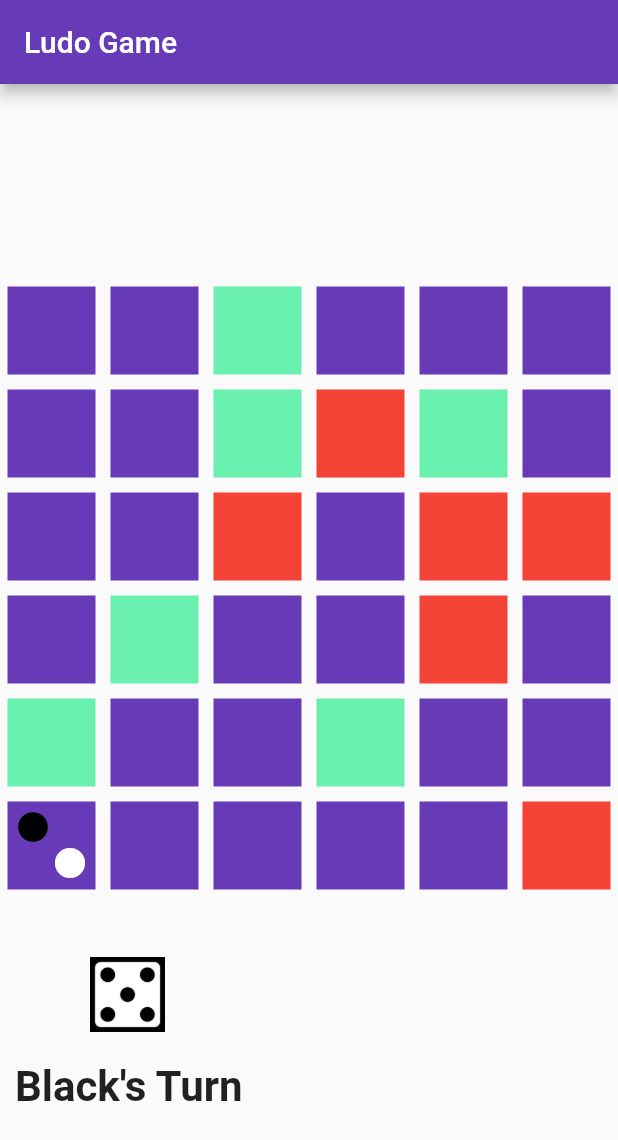
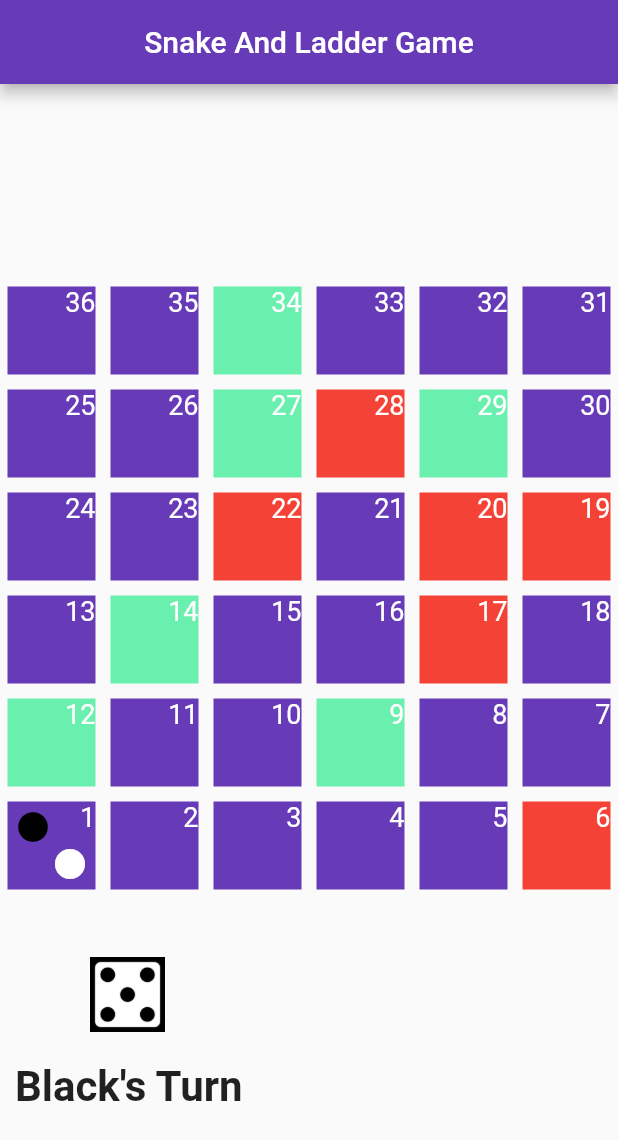
Before and after one commit to mohit-singh18/SnakeAndLadders, a Flutter app: the screen it shows after launch, on a phone screen of 412 x 824 dp. Shown: the top 1140 px of the screen. Run offline on Flutter 3.47's test engine with Material 2 defaults, Android fonts, the phone set to English and light mode, and no system bars.

Commit message:
Near to finishing

```diff
--- a/lib/Game.dart
+++ b/lib/Game.dart
@@ -4,6 +4,7 @@ import 'board.dart';
 import 'cell.dart';
 import 'dice.dart';
 import 'pieces.dart';
+import 'path.dart';
 
 class Gameboard extends StatefulWidget {
   const Gameboard({super.key});
@@ -19,6 +20,7 @@ class _GameboardState extends State<Gameboard> {
   late Piece piece1 = Piece(Player.player1, 30);
   late Piece piece2 = Piece(Player.player2, 30);
   int diceno = Dice().rolldice();
+  Path path = Path();
 
   @override
   void initState() {
@@ -94,7 +96,8 @@ class _GameboardState extends State<Gameboard> {
       padding: const EdgeInsets.all(5.0),
       child: Container(
         // ignore: sort_child_properties_last
-        child: _buildpiece(board[index].numpieces, board[index].piece),
+        child: _buildpiece(
+            board[index].numpieces, board[index].piece, Path().pth, index),
         decoration: BoxDecoration(
           color: board[index].color,
         ),
@@ -102,42 +105,72 @@ class _GameboardState extends State<Gameboard> {
     );
   }
 
-  Widget? _buildpiece(int numpieces, List<Piece> player) {
+  Widget? _buildpiece(
+      int numpieces, List<Piece> player, Map<int, int> path, int index) {
     if (numpieces == 2) {
-      return Padding(
+      return Stack(
+        children: [
+          Align(
+            alignment: Alignment.topRight,
+            child: Text(
+              "${path[index]! + 1}",
+              style: const TextStyle(color: Colors.white, fontSize: 18),
+            ),
+          ),
+          // ignore: prefer_const_constructors
+          Padding(
             padding: const EdgeInsets.all(5),
-        child: Column(
-          // ignore: prefer_const_literals_to_create_immutables
-          children: [
             // ignore: prefer_const_constructors
-            Align(
+            child: Align(
               alignment: Alignment.topLeft,
               child: const Icon(
                 Icons.brightness_1,
                 color: Colors.black,
               ),
             ),
+          ),
           // ignore: prefer_const_constructors
-            Align(
-              alignment: Alignment.topRight,
+          Padding(
+            padding: const EdgeInsets.all(5),
+            // ignore: prefer_const_constructors
+            child: Align(
+              alignment: Alignment.bottomRight,
               child: const Icon(
                 Icons.brightness_1,
                 color: Colors.white,
               ),
+            ),
           )
         ],
-        ),
       );
     } else if (numpieces == 1) {
-      return Icon(
+      return Stack(children: [
+        Align(
+          alignment: Alignment.center,
+          child: Icon(
             Icons.brightness_1,
             color: player[0].playertype == Player.player1
                 ? Colors.black
                 : Colors.white,
             size: 30,
+          ),
+        ),
+        Align(
+          alignment: Alignment.topRight,
+          child: Text(
+            "${path[index]! + 1}",
+            style: const TextStyle(color: Colors.white, fontSize: 18),
+          ),
+        ),
+      ]);
+    } else {
+      return Align(
+        alignment: Alignment.topRight,
+        child: Text(
+          "${path[index]! + 1}",
+          style: const TextStyle(color: Colors.white, fontSize: 18),
+        ),
       );
-    } else {
-      return null;
     }
   }
 
--- a/lib/Gamepage.dart
+++ b/lib/Gamepage.dart
@@ -11,9 +11,12 @@ class Game extends StatelessWidget {
       home: Scaffold(
         appBar: AppBar(
           backgroundColor: Colors.deepPurple,
-          title: const Text("Ludo Game"),
+          title: const Center(
+              child: Text(
+            "Snake And Ladder Game",
+          )),
         ),
-        body: Gameboard(),
+        body: const Gameboard(),
       ),
     );
   }
--- a/lib/path.dart
+++ b/lib/path.dart
@@ -1,5 +1,8 @@
 class Path {
-  final List<int> path = [
+  List<int> path = [];
+  Map<int, int> pth = {};
+  Path() {
+    path = [
       30,
       31,
       32,
@@ -37,12 +40,8 @@ class Path {
       1,
       0
     ];
-  Map<int, int> pth() {
-    Map<int, int> pth1 = {};
     for (int i = 0; i < path.length; i++) {
-      pth1[path[i]] = i;
-    }
-
-    return pth1;
+      pth[path[i]] = i;
     }
   }
+}
--- a/lib/snakes_ladders.dart
+++ b/lib/snakes_ladders.dart
@@ -2,12 +2,12 @@ import 'dart:math';
 
 // ignore: camel_case_types
 class Snake_Ladder {
-  late List<int> snakes;
-  late List<int> ladders;
+  var rnd = Random();
+  List<int> snakes = [];
+  List<int> ladders = [];
   Snake_Ladder() {
-    var rnd = Random();
-    int num;
-    snakes = [];
+    print('hi');
+    int num = 0;
     for (int i = 0; i < 6; i++) {
       num = rnd.nextInt(36);
       while (true) {
@@ -23,7 +23,8 @@ class Snake_Ladder {
       }
       snakes.add(num);
     }
-    ladders = [];
+    snakes.sort();
+    snakes = List.from(snakes.reversed);
     for (int i = 0; i < 6; i++) {
       num = rnd.nextInt(36);
       while (true) {
@@ -39,5 +40,7 @@ class Snake_Ladder {
       }
       ladders.add(num);
     }
+    ladders.sort();
+    ladders = List.from(ladders.reversed);
   }
 }
```
Also changed, not shown: lib/board.dart (+47 -9 lines). Lines whose indentation alone changed are shown as unchanged.
